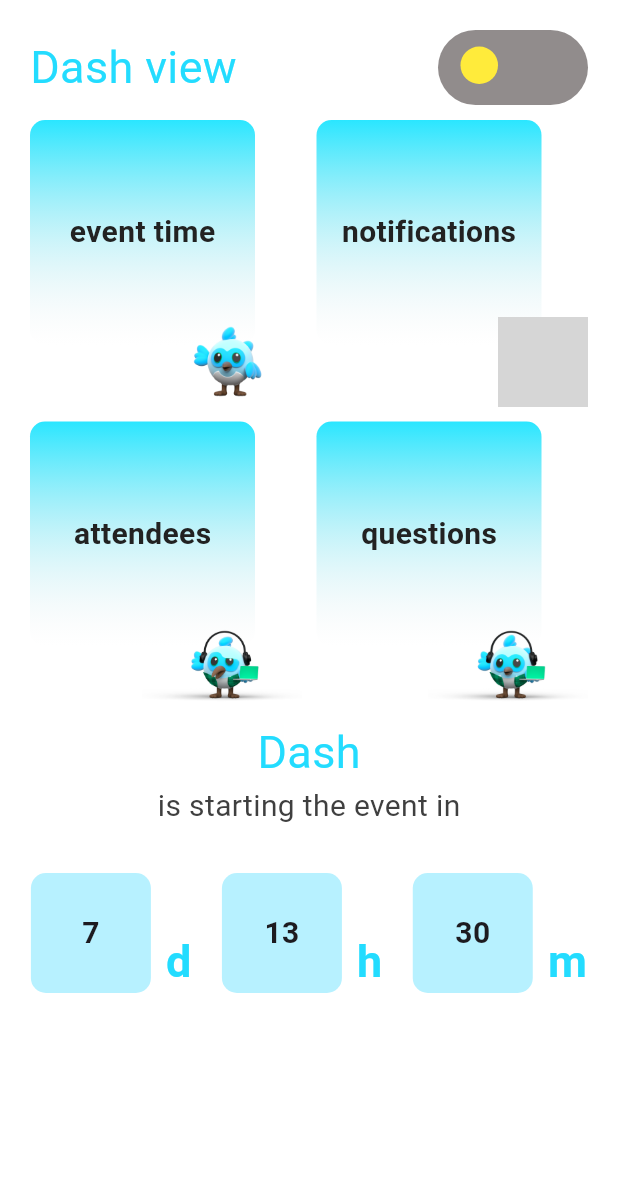
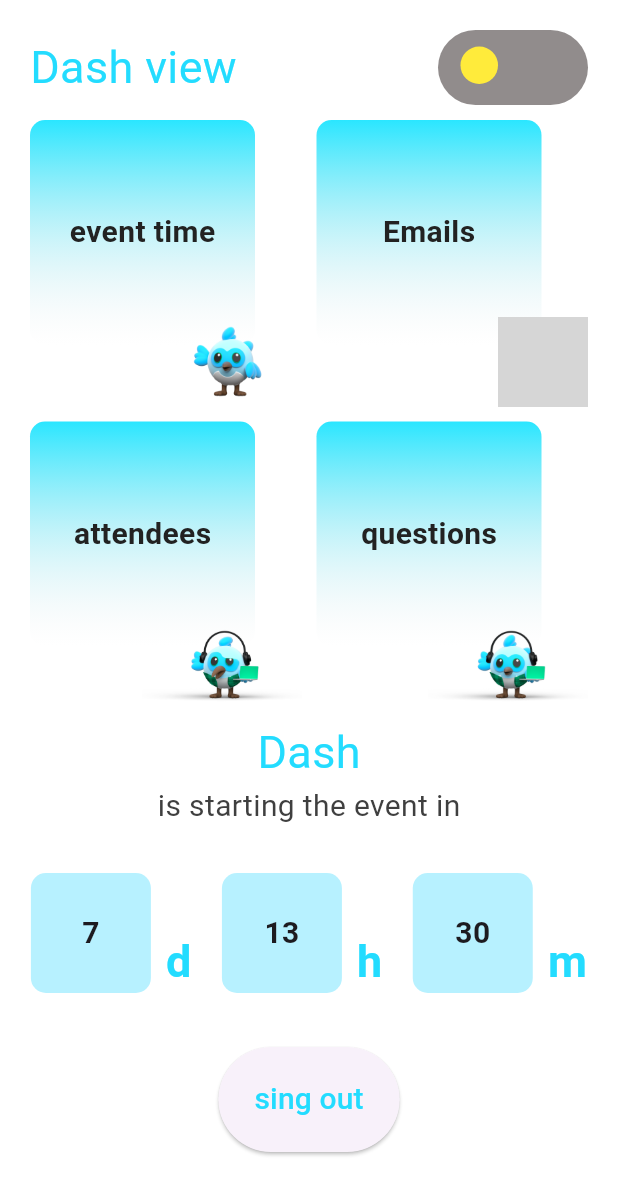
Before and after one commit to Rafik-Bendjema/dash_event, a Flutter app: the screen it shows once a user with an empty profile is signed in, on a phone screen of 412 x 824 dp. Shown: the top 1195 px of the screen. Run offline on Flutter 3.47's test engine with Material 3 defaults, Android fonts, the phone set to English and light mode, and no system bars; our stand-ins replace animated_text_kit, cloud_firestore, faker, firebase_auth, firebase_core, firebase_crashlytics and 1 more; accounts and stored records are empty; network calls fail; grey boxes are pictures that could not be loaded.

Commit message:
email feature

```diff
--- a/lib/Feutures/admin/presentation/pages/adminView.dart
+++ b/lib/Feutures/admin/presentation/pages/adminView.dart
@@ -1,8 +1,9 @@
 import 'package:dash_event/Feutures/admin/presentation/pages/Attendees.dart';
 import 'package:dash_event/Feutures/admin/presentation/pages/EventTime.dart';
-import 'package:dash_event/Feutures/admin/presentation/pages/Notifications.dart';
+import 'package:dash_event/Feutures/Email/presentation/pages/EmailPage.dart';
 import 'package:dash_event/Feutures/admin/presentation/pages/Questions.dart';
 import 'package:dash_event/Feutures/admin/presentation/widgets/AdminTile.dart';
+import 'package:dash_event/Feutures/auth/data/auth.dart';
 import 'package:dash_event/Feutures/event/presentation/pages/EvnetPage.dart';
 import 'package:dash_event/Feutures/event/presentation/widgets/CountDown.dart';
 import 'package:flutter/material.dart';
@@ -32,7 +33,7 @@ class _AdminViewState extends State<AdminView> {
                   style: TextStyle(fontSize: 30, color: Color(0xFF23DCFF)),
                 ),
                 GestureDetector(
-                  onTap: () {
+                  onTap: () async {
                     setState(() {
                       isDark = !isDark;
                     });
@@ -102,12 +103,12 @@ class _AdminViewState extends State<AdminView> {
                       }),
                   AdminTile(
                       image: "dash2.png",
-                      title: "notifications",
+                      title: "Emails",
                       inclick: () {
                         Navigator.push(
                             context,
                             MaterialPageRoute(
-                                builder: (context) => const Notifications()));
+                                builder: (context) => const EmailPage()));
                       }),
                   AdminTile(
                       image: "dash3.png",
@@ -152,6 +153,21 @@ class _AdminViewState extends State<AdminView> {
             SizedBox(
                 width: MediaQuery.of(context).size.width * 0.90,
                 child: const CountDown()),
+            Expanded(
+                child: Center(
+              child: SizedBox(
+                height: 70,
+                child: ElevatedButton(
+                  child: const Text(
+                    "sing out",
+                    style: TextStyle(fontSize: 20, color: Color(0Xff23DCFF)),
+                  ),
+                  onPressed: () async {
+                    await Auth().signOut();
+                  },
+                ),
+              ),
+            ))
           ]),
         ),
       ),
--- a/lib/Feutures/event/presentation/widgets/CountDown.dart
+++ b/lib/Feutures/event/presentation/widgets/CountDown.dart
@@ -1,3 +1,5 @@
+import 'dart:async';
+
 import 'package:flutter/material.dart';
 
 class CountDown extends StatefulWidget {
@@ -9,10 +11,21 @@ class CountDown extends StatefulWidget {
 
 class _CountDownState extends State<CountDown> {
   late List<int> deference;
+  late var timer;
   @override
   void initState() {
-    // TODO: implement initState
+// TODO: implement initState
     super.initState();
+    if (mounted) {
+      timer = Timer.periodic(
+          const Duration(seconds: 60), (Timer t) => setState(() {}));
+    }
+  }
+
+  @override
+  void dispose() {
+    timer.cancel();
+    super.dispose();
   }
 
   final DateTime _time = DateTime(2024, 1, 2, 00, 00);
@@ -30,9 +43,6 @@ class _CountDownState extends State<CountDown> {
   @override
   Widget build(BuildContext context) {
     deference = getDifference();
-    Future.delayed(Duration(minutes: 1)).then((value) {
-      setState(() {});
-    });
     print("page reloaded");
     print("this is the time  $_time");
     return Container(
@@ -42,19 +52,20 @@ class _CountDownState extends State<CountDown> {
             Container(
               width: 80,
               height: 80,
-              decoration: BoxDecoration(
+              decoration: const BoxDecoration(
                   color: Color(0xFFB7F1FF),
                   borderRadius: BorderRadius.all(Radius.circular(10))),
               child: Center(
                   child: Text(
                 deference[0].toString(),
-                style: TextStyle(fontWeight: FontWeight.bold, fontSize: 20),
+                style:
+                    const TextStyle(fontWeight: FontWeight.bold, fontSize: 20),
               )),
             ),
             Container(
-              padding: EdgeInsets.only(left: 10),
+              padding: const EdgeInsets.only(left: 10),
               height: 80,
-              child: Align(
+              child: const Align(
                 alignment: Alignment.bottomLeft,
                 child: Text(
                   "d",
@@ -73,19 +84,20 @@ class _CountDownState extends State<CountDown> {
               Container(
                 width: 80,
                 height: 80,
-                decoration: BoxDecoration(
+                decoration: const BoxDecoration(
                     color: Color(0xFFB7F1FF),
                     borderRadius: BorderRadius.all(Radius.circular(10))),
                 child: Center(
                     child: Text(
                   deference[1].toString(),
-                  style: TextStyle(fontWeight: FontWeight.bold, fontSize: 20),
+                  style: const TextStyle(
+                      fontWeight: FontWeight.bold, fontSize: 20),
                 )),
               ),
               Container(
-                padding: EdgeInsets.only(left: 10),
+                padding: const EdgeInsets.only(left: 10),
                 height: 80,
-                child: Align(
+                child: const Align(
                   alignment: Alignment.bottomLeft,
                   child: Text(
                     "h",
@@ -105,19 +117,20 @@ class _CountDownState extends State<CountDown> {
               Container(
                 width: 80,
                 height: 80,
-                decoration: BoxDecoration(
+                decoration: const BoxDecoration(
                     color: Color(0xFFB7F1FF),
                     borderRadius: BorderRadius.all(Radius.circular(10))),
                 child: Center(
                     child: Text(
                   deference[2].toString(),
-                  style: TextStyle(fontWeight: FontWeight.bold, fontSize: 20),
+                  style: const TextStyle(
+                      fontWeight: FontWeight.bold, fontSize: 20),
                 )),
               ),
               Container(
-                padding: EdgeInsets.only(left: 10),
+                padding: const EdgeInsets.only(left: 10),
                 height: 80,
-                child: Align(
+                child: const Align(
                   alignment: Alignment.bottomLeft,
                   child: Text(
                     "m",
--- a/pubspec.yaml
+++ b/pubspec.yaml
@@ -43,7 +43,7 @@ dependencies:
   firebase_analytics: ^10.7.4
   firebase_crashlytics: ^3.4.8
   faker:
-
+  http:
 
 dev_dependencies:
   flutter_test:
```
Also changed, not shown: lib/Feutures/admin/presentation/pages/Notifications.dart (deleted, +0 -76 lines), lib/Feutures/auth/data/auth.dart (+16 -10 lines), lib/Feutures/auth/singUp/presentation/pages/SignUp.dart (+72 -4 lines), pubspec.lock.
